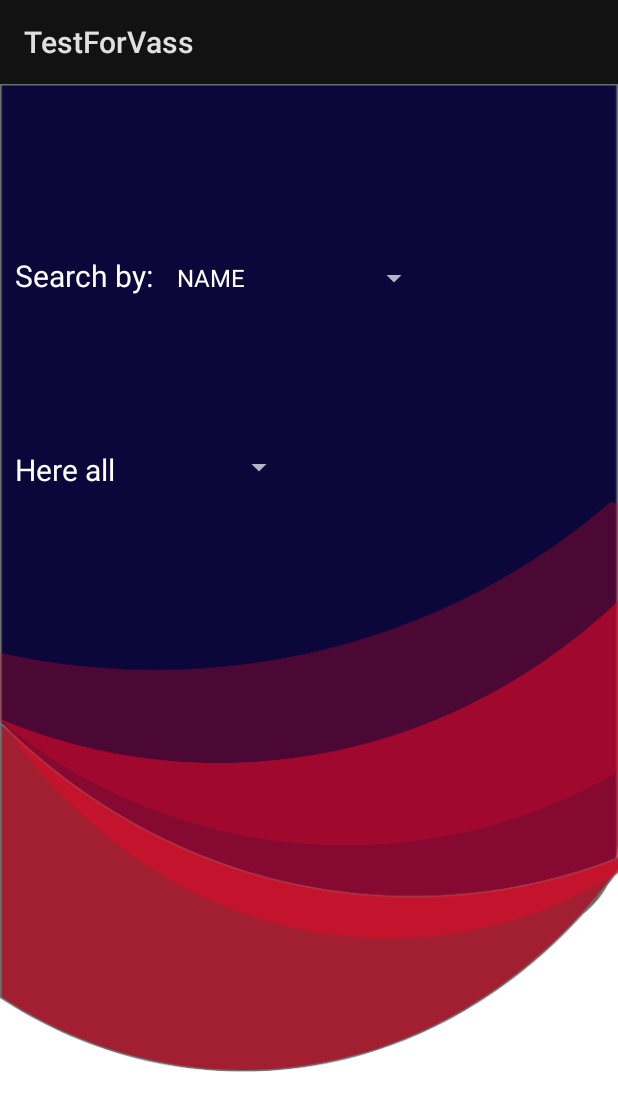
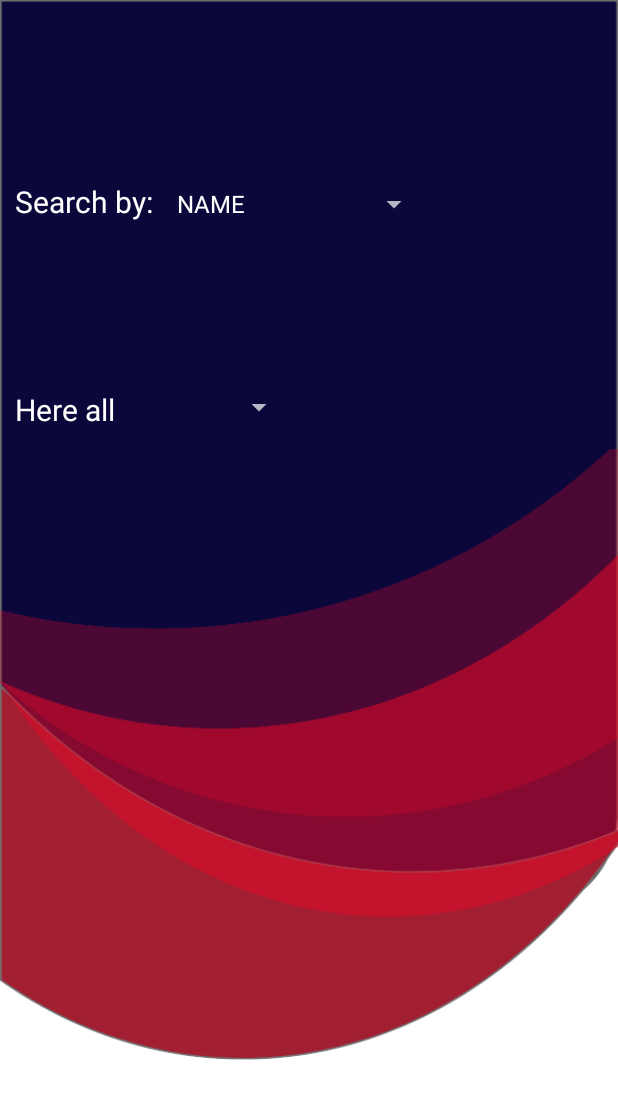
Before and after one commit to TonyAndroid1991/TestForVass, an Android app: the screen it shows after launch (MainActivity), on a phone screen of 412 x 824 dp. Shown: the top 1111 px of the screen. Run offline under Robolectric (Android 15) with nearby library versions, the phone set to English and light mode, and no system bars; our stand-ins replace data binding; network calls fail; 1 statement that could not run was skipped.

Commit message:
no action bar

```diff
--- a/app/src/main/res/values-night/themes.xml
+++ b/app/src/main/res/values-night/themes.xml
@@ -1,6 +1,6 @@
 <resources xmlns:tools="http://schemas.android.com/tools">
     <!-- Base application theme. -->
-    <style name="Theme.TestForVass" parent="Theme.MaterialComponents.DayNight.DarkActionBar">
+    <style name="Theme.TestForVass" parent="Theme.AppCompat.DayNight.NoActionBar">
         <!-- Primary brand color. -->
         <item name="colorPrimary">@color/purple_200</item>
         <item name="colorPrimaryVariant">@color/purple_700</item>
--- a/app/src/main/res/values/themes.xml
+++ b/app/src/main/res/values/themes.xml
@@ -1,6 +1,6 @@
 <resources xmlns:tools="http://schemas.android.com/tools">
     <!-- Base application theme. -->
-    <style name="Theme.TestForVass" parent="Theme.MaterialComponents.DayNight.DarkActionBar">
+    <style name="Theme.TestForVass" parent="Theme.AppCompat.DayNight.NoActionBar">
         <!-- Primary brand color. -->
         <item name="colorPrimary">@color/purple_500</item>
         <item name="colorPrimaryVariant">@color/purple_700</item>
```
